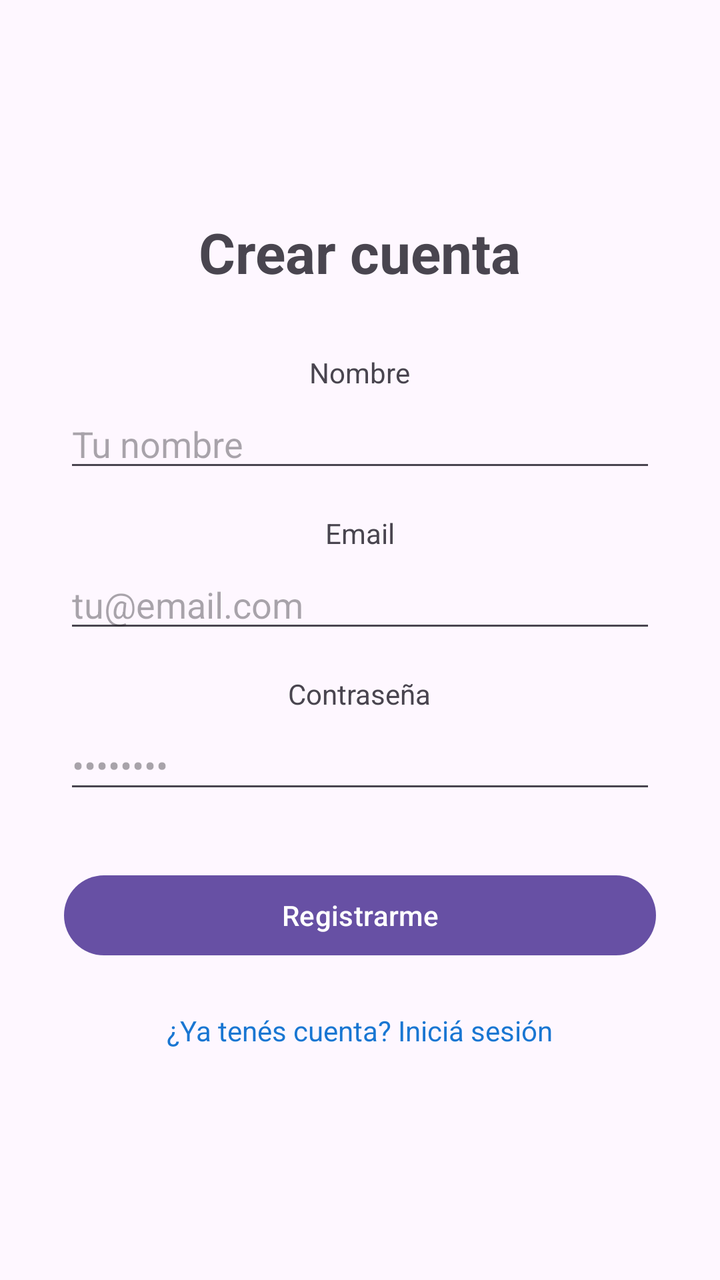
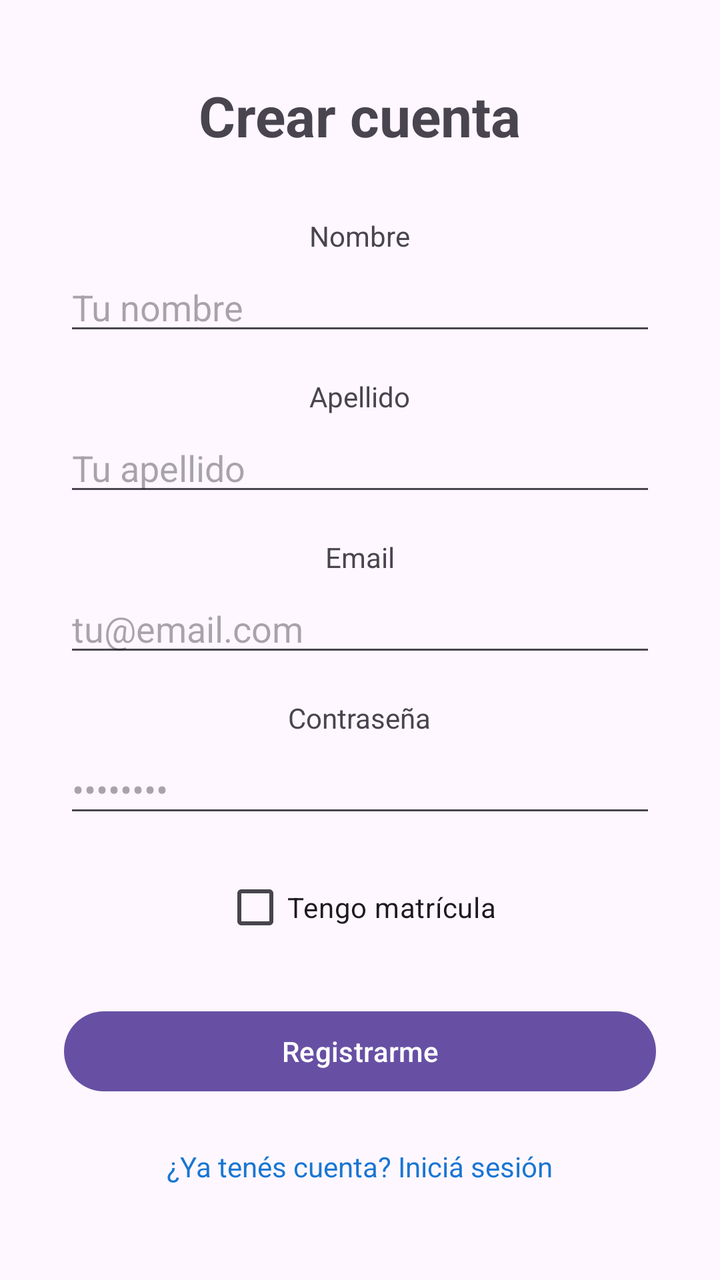

The first picture is an Android layout as it rendered before a commit; the second is the same layout after the commit. The layout source and the unified diff follow.
<!-- AndroidManifest.xml: application theme Theme.Presupuestador -->
<!-- res/layout/activity_registro.xml -->
<?xml version="1.0" encoding="utf-8"?>
<ScrollView
    xmlns:android="http://schemas.android.com/apk/res/android"
    android:layout_width="match_parent"
    android:layout_height="match_parent"
    android:fillViewport="true">

    <LinearLayout
        android:id="@+id/main"
        android:layout_width="match_parent"
        android:layout_height="wrap_content"
        android:orientation="vertical"
        android:padding="32dp"
        android:gravity="center">

        <TextView
            android:layout_width="wrap_content"
            android:layout_height="wrap_content"
            android:text="@string/titulo_registro"
            android:textSize="28sp"
            android:textStyle="bold"
            android:layout_marginBottom="32dp" />

        <TextView
            android:layout_width="wrap_content"
            android:layout_height="wrap_content"
            android:text="@string/label_nombre"
            android:layout_marginBottom="4dp" />

        <EditText
            android:id="@+id/etNombre"
            android:layout_width="match_parent"
            android:layout_height="wrap_content"
            android:hint="@string/hint_nombre"
            android:inputType="textPersonName"
            android:autofillHints="name"
            android:layout_marginBottom="16dp" />

        <TextView
            android:layout_width="wrap_content"
            android:layout_height="wrap_content"
            android:text="@string/label_email"
            android:layout_marginBottom="4dp" />

        <EditText
            android:id="@+id/etEmail"
            android:layout_width="match_parent"
            android:layout_height="wrap_content"
            android:hint="@string/hint_email"
            android:inputType="textEmailAddress"
            android:autofillHints="emailAddress"
            android:layout_marginBottom="16dp" />

        <TextView
            android:layout_width="wrap_content"
            android:layout_height="wrap_content"
            android:text="@string/label_password"
            android:layout_marginBottom="4dp" />

        <EditText
            android:id="@+id/etPassword"
            android:layout_width="match_parent"
            android:layout_height="wrap_content"
            android:hint="@string/hint_password"
            android:inputType="textPassword"
            android:autofillHints="newPassword"
            android:layout_marginBottom="32dp" />

        <Button
            android:id="@+id/btnRegistrar"
            android:layout_width="match_parent"
            android:layout_height="wrap_content"
            android:text="@string/btn_registrar"
            android:layout_marginBottom="16dp" />

        <TextView
            android:id="@+id/txtVolverLogin"
            android:layout_width="wrap_content"
            android:layout_height="wrap_content"
            android:text="@string/txt_volver_login"
            android:textColor="#1976D2"
            android:padding="8dp" />

    </LinearLayout>
</ScrollView>
<!-- resources referenced by this layout -->
<resources>
  <string name="btn_registrar">Registrarme</string>
  <string name="hint_email">tu@email.com</string>
  <string name="hint_nombre">Tu nombre</string>
  <string name="hint_password">••••••••</string>
  <string name="label_email">Email</string>
  <string name="label_nombre">Nombre</string>
  <string name="label_password">Contraseña</string>
  <string name="titulo_registro">Crear cuenta</string>
  <string name="txt_volver_login">¿Ya tenés cuenta? Iniciá sesión</string>
  <style name="Theme.Presupuestador" parent="Base.Theme.Presupuestador" />
  <style name="Base.Theme.Presupuestador" parent="Theme.Material3.DayNight.NoActionBar">
          
          
      </style>
</resources>

<!-- the commit's change to res/layout/activity_registro.xml (unified diff, before → after) -->
@@ -39,6 +39,21 @@
         <TextView
             android:layout_width="wrap_content"
             android:layout_height="wrap_content"
+            android:text="@string/label_apellido"
+            android:layout_marginBottom="4dp" />
+
+        <EditText
+            android:id="@+id/etApellido"
+            android:layout_width="match_parent"
+            android:layout_height="wrap_content"
+            android:hint="@string/hint_apellido"
+            android:inputType="textPersonName"
+            android:autofillHints="familyName"
+            android:layout_marginBottom="16dp" />
+
+        <TextView
+            android:layout_width="wrap_content"
+            android:layout_height="wrap_content"
             android:text="@string/label_email"
             android:layout_marginBottom="4dp" />
 
@@ -64,13 +79,30 @@
             android:hint="@string/hint_password"
             android:inputType="textPassword"
             android:autofillHints="newPassword"
-            android:layout_marginBottom="32dp" />
+            android:layout_marginBottom="16dp" />
+
+        <CheckBox
+            android:id="@+id/chkMatricula"
+            android:layout_width="wrap_content"
+            android:layout_height="wrap_content"
+            android:text="@string/chk_matricula"
+            android:layout_marginBottom="8dp" />
+
+        <EditText
+            android:id="@+id/etNroMatricula"
+            android:layout_width="match_parent"
+            android:layout_height="wrap_content"
+            android:hint="@string/hint_nro_matricula"
+            android:inputType="number"
+            android:visibility="gone"
+            android:layout_marginBottom="16dp" />
 
         <Button
             android:id="@+id/btnRegistrar"
             android:layout_width="match_parent"
             android:layout_height="wrap_content"
             android:text="@string/btn_registrar"
+            android:layout_marginTop="16dp"
             android:layout_marginBottom="16dp" />
 
         <TextView
<!-- resource entries referenced after the edit -->
@@ -1,9 +1,13 @@
 <!-- resources referenced by this layout -->
 <resources>
   <string name="btn_registrar">Registrarme</string>
+  <string name="chk_matricula">Tengo matrícula</string>
+  <string name="hint_apellido">Tu apellido</string>
   <string name="hint_email">tu@email.com</string>
   <string name="hint_nombre">Tu nombre</string>
+  <string name="hint_nro_matricula">Número de matrícula</string>
   <string name="hint_password">••••••••</string>
+  <string name="label_apellido">Apellido</string>
   <string name="label_email">Email</string>
   <string name="label_nombre">Nombre</string>
   <string name="label_password">Contraseña</string>
